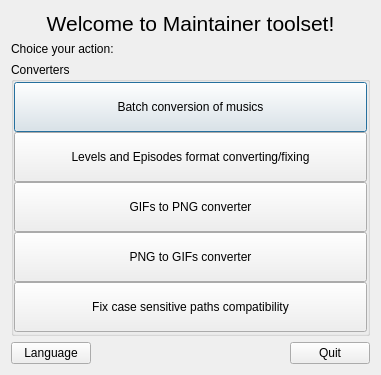
This is Maintainer/main_window.ui in WohlSoft/Moondust-Project as Qt 5 draws it before an edit. The edited form follows.
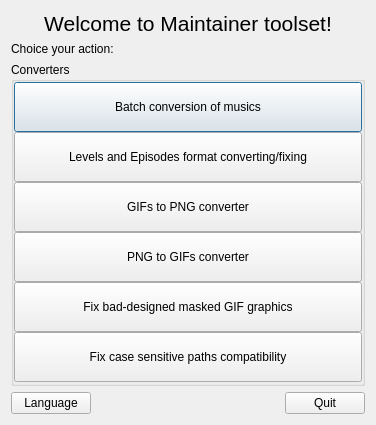
This is the edited form. Icons and pictures are not drawn.

Commit message: Maintainer: Added the LazyFixTool support

What changed in the file:
```diff
--- a/Maintainer/main_window.ui
+++ b/Maintainer/main_window.ui
@@ -6,8 +6,8 @@
    <rect>
     <x>0</x>
     <y>0</y>
-    <width>381</width>
-    <height>375</height>
+    <width>376</width>
+    <height>425</height>
    </rect>
   </property>
   <property name="windowTitle">
@@ -125,6 +125,22 @@
         </property>
        </widget>
       </item>
+      <item>
+       <widget class="QPushButton" name="lazyfix_tool">
+        <property name="minimumSize">
+         <size>
+          <width>0</width>
+          <height>50</height>
+         </size>
+        </property>
+        <property name="toolTip">
+         <string>Converts regular PNG graphics into pair of GIF files (frontend and it's mask) compatible with bitblit algorithm (required by SMBX legacy engine).</string>
+        </property>
+        <property name="text">
+         <string>Fix bad-designed masked GIF graphics</string>
+        </property>
+       </widget>
+      </item>
       <item>
        <widget class="QPushButton" name="pathcase_fixer">
         <property name="minimumSize">
```
The commit also changes 7 other files.
